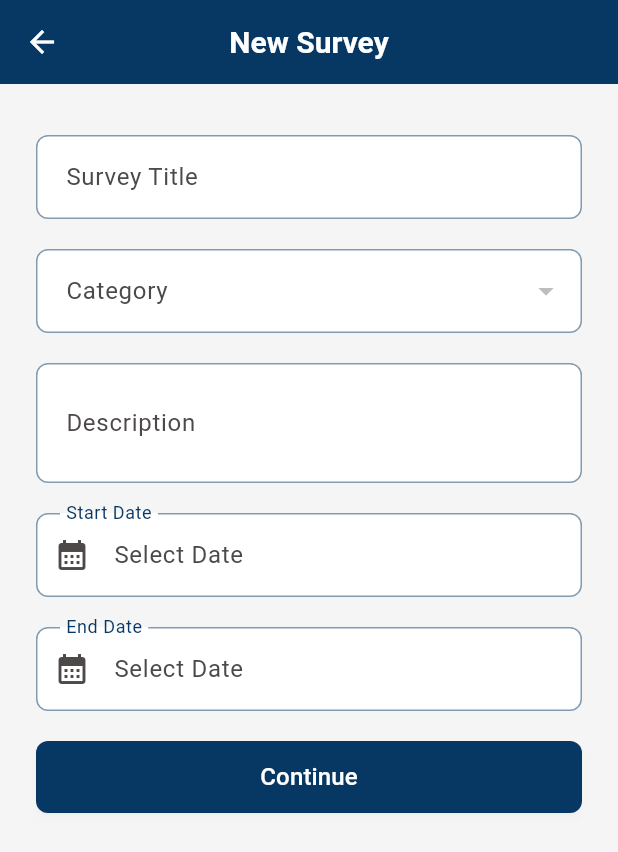
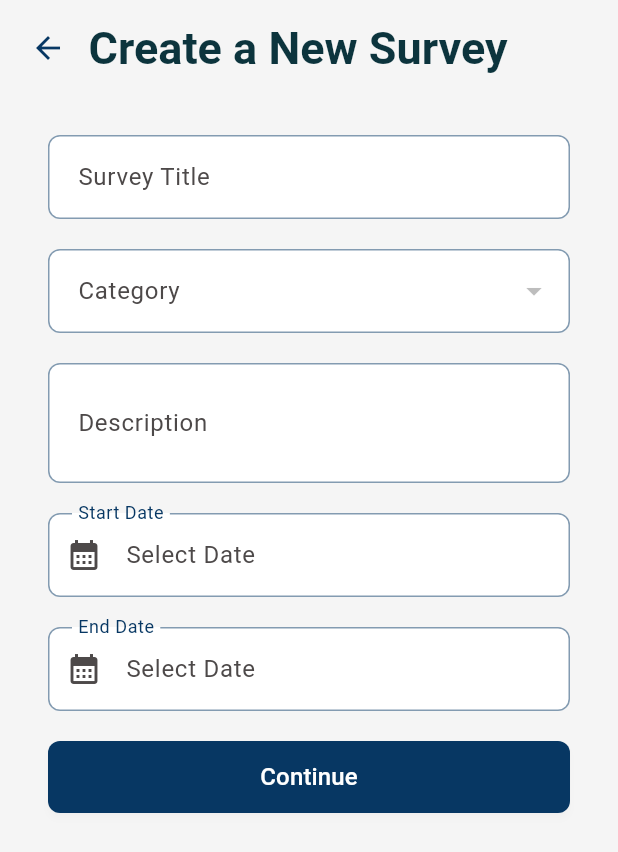
Before and after one commit to manuelcabrera1/surbased, a Flutter app: the SurveyCreatePage screen opened by its route, on a phone screen of 412 x 824 dp. Shown: the top 852 px of the screen. Run offline on Flutter 3.47's test engine with Material 3 defaults, Android fonts, the phone set to English and light mode, and no system bars; our stand-ins replace fl_chart, shared_preferences, table_calendar; accounts and stored records are empty; generated files the repository leaves out were written again.

Commit message:
feat(frontend): change home and create page layouts

```diff
--- a/client/surbased/lib/src/config/app_routes.dart
+++ b/client/surbased/lib/src/config/app_routes.dart
@@ -1,7 +1,7 @@
 import 'package:flutter/material.dart';
 import 'package:surbased/src/auth/application/pages/login_page.dart';
 import 'package:surbased/src/auth/application/pages/register_page.dart';
-import 'package:surbased/src/shared/application/home_page.dart';
+import 'package:surbased/src/shared/application/pages/home_page.dart';
 import 'package:surbased/src/survey/application/pages/survey_add_questions_page.dart';
 import 'package:surbased/src/survey/application/pages/survey_complete_page.dart';
 import 'package:surbased/src/survey/application/pages/survey_create_page.dart';
--- a/client/surbased/lib/src/survey/application/pages/survey_create_page.dart
+++ b/client/surbased/lib/src/survey/application/pages/survey_create_page.dart
@@ -19,20 +19,35 @@ class SurveyCreatePage extends StatefulWidget {
 class SurveyCreatePageState extends State<SurveyCreatePage> {
   @override
   Widget build(BuildContext context) {
+    final theme = Theme.of(context);
     final surveyProvider = Provider.of<SurveyProvider>(context);
     return Scaffold(
-      appBar: AppBar(
-        title: Text(AppLocalizations.of(context)!.survey_new),
-        leading: IconButton(
-          icon: const Icon(Icons.arrow_back),
-          onPressed: () => {
-            Navigator.pop(context),
-            surveyProvider.clearCurrentSurvey(),
-          },
-        ),
-      ),
-      body: const SingleChildScrollView(
-        child: SurveyForm(),
+      body: SafeArea(
+          child: SingleChildScrollView(
+              padding: const EdgeInsets.all(8),
+              child: Column(
+                mainAxisAlignment: MainAxisAlignment.start,
+                crossAxisAlignment: CrossAxisAlignment.start,
+                children: [
+                  Row(
+                      children: [
+                        IconButton(
+                          onPressed: () => Navigator.pop(context),
+                          icon: const Icon(Icons.arrow_back),
+                        ),
+                        const SizedBox(width: 3),
+                        Text(
+                          'Create a New Survey',
+                          style: theme.textTheme.displayMedium?.copyWith(
+                            fontSize: 30,
+                          ),
+                        ),
+                      ],
+                    ),
+                  const SurveyForm(),
+                ],
+              ),
+          ),
       ),
     );
   }
--- a/client/surbased/lib/src/survey/application/provider/answer_provider.dart
+++ b/client/surbased/lib/src/survey/application/provider/answer_provider.dart
@@ -84,6 +84,7 @@ class AnswerProvider extends ChangeNotifier {
     _error = null;
     notifyListeners();
     try {
+
       final areSurveyAnswersRegistered = await _surveyService
           .registerSurveyAnswers(surveyId, _currentSurveyBeingAnswered!, token);
       if (areSurveyAnswersRegistered['success']) {
--- a/client/surbased/lib/src/survey/application/widgets/survey_events_calendar.dart
+++ b/client/surbased/lib/src/survey/application/widgets/survey_events_calendar.dart
@@ -295,6 +295,8 @@ class _SurveyEventsCalendarState extends State<SurveyEventsCalendar> {
                                             Text(
                                               '${event['surveyDescription']}',
                                               style: theme.textTheme.bodyMedium,
+                                              maxLines: 3,
+                                              overflow: TextOverflow.ellipsis,
                                             ),
                                           ],
                                         ),
--- a/client/surbased/lib/src/survey/infrastructure/survey_service.dart
+++ b/client/surbased/lib/src/survey/infrastructure/survey_service.dart
@@ -9,7 +9,6 @@ class SurveyService {
   Future<Map<String, dynamic>> createSurvey(
       Map<String, dynamic> survey, String token) async {
     try {
-      print(json.encode(survey));
       final response = await http.post(
         Uri.parse('$_baseUrl/surveys'),
         headers: {
@@ -115,6 +114,7 @@ class SurveyService {
 
   Future<Map<String, dynamic>> registerSurveyAnswers(
       String surveyId, Answer answer, String token) async {
+
     try {
       final response = await http.post(
         Uri.parse('$_baseUrl/surveys/$surveyId/answers'),
@@ -124,7 +124,6 @@ class SurveyService {
         },
         body: json.encode(answer),
       );
-      print(json.decode(utf8.decode(response.bodyBytes)));
 
       if (response.statusCode == 201) {
         return {
```
Also changed, not shown: client/surbased/lib/src/shared/application/pages/home_page.dart (renamed from client/surbased/lib/src/shared/application/home_page.dart, +8 -3 lines), client/surbased/lib/src/shared/application/widgets/custom_navigation_bar_widget.dart (renamed from client/surbased/lib/src/shared/application/custom_navigation_bar_widget.dart, +24 -18 lines).
